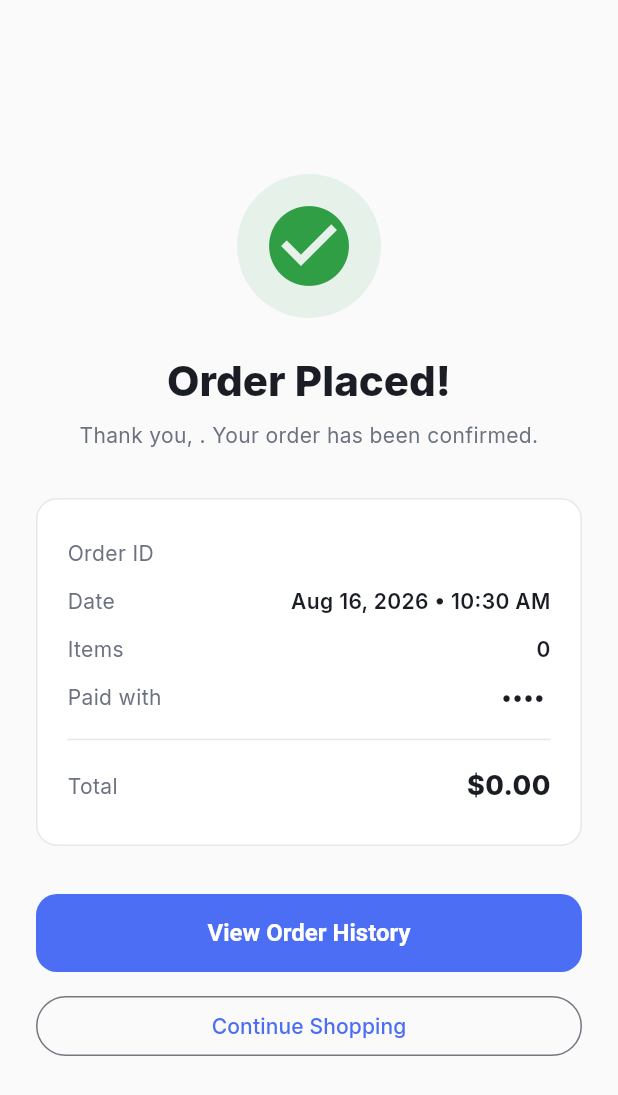
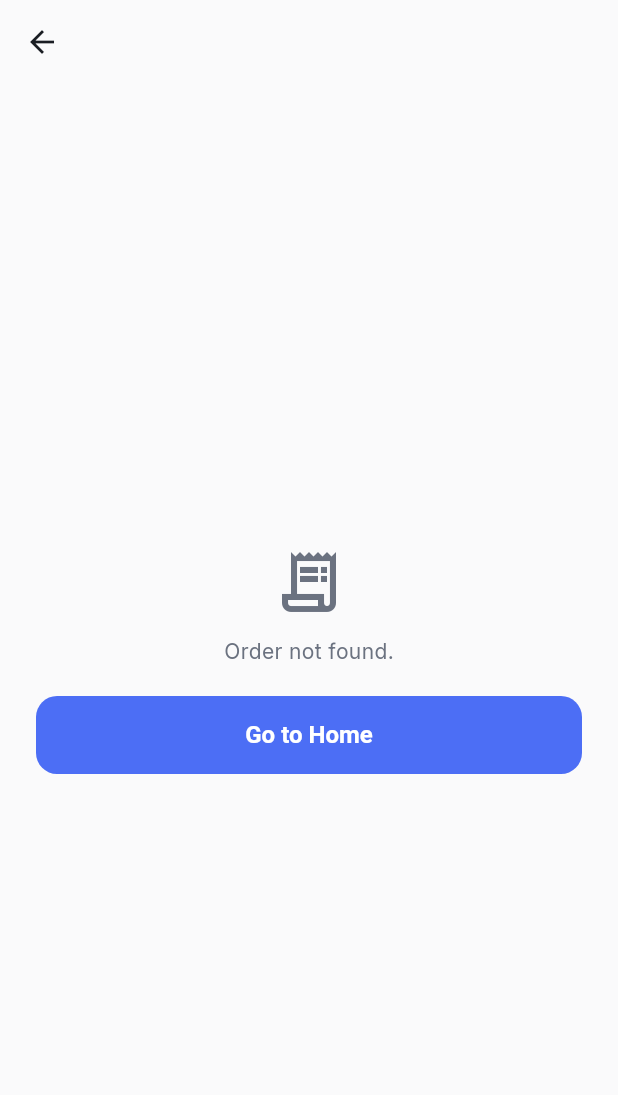
Before and after one commit to nomanamir20/InternGrow_ECommerceApp, a Flutter app: the OrderConfirmationScreen screen opened directly with empty values, on a phone screen of 412 x 824 dp. Shown: the top 1095 px of the screen. Run offline on Flutter 3.47's test engine with Material 3 defaults, Android fonts, the phone set to English and light mode, and no system bars; our stand-ins replace cached_network_image, dio, firebase_auth, firebase_core, flutter_riverpod, go_router and 3 more; accounts and stored records are empty; generated files the repository leaves out were written again.

Commit message:
fix: use persisted order lookup by ID instead of extra object to survive page refresh

```diff
--- a/lib/core/router/app_router.dart
+++ b/lib/core/router/app_router.dart
@@ -11,7 +11,6 @@ import '../../features/wishlist/screens/wishlist_screen.dart';
 import '../../features/cart/screens/cart_screen.dart';
 import '../../features/checkout/screens/checkout_screen.dart';
 import '../../features/checkout/screens/order_confirmation_screen.dart';
-import '../../features/orders/models/order_model.dart';
 import '../../features/profile/screens/profile_screen.dart';
 import '../../features/orders/screens/order_history_screen.dart';
 import '../../shared/widgets/splash_screen.dart';
@@ -56,11 +55,15 @@ final GoRouter appRouter = GoRouter(
       builder: (context, state) => const CheckoutScreen(),
     ),
     GoRoute(
-      path: AppRoutes.orderConfirmation,
+      // Order ID is now a real URL path parameter, e.g. /order-confirmation/ORD-123
+      // instead of an in-memory `extra` object — this survives page
+      // refresh and browser back/forward, since the order is looked up
+      // from persisted storage by ID rather than passed by reference.
+      path: '${AppRoutes.orderConfirmation}/:orderId',
       parentNavigatorKey: _rootNavigatorKey,
       builder: (context, state) {
-        final order = state.extra as Order;
-        return OrderConfirmationScreen(order: order);
+        final orderId = state.pathParameters['orderId'] ?? '';
+        return OrderConfirmationScreen(orderId: orderId);
       },
     ),
     GoRoute(
--- a/lib/features/checkout/screens/checkout_screen.dart
+++ b/lib/features/checkout/screens/checkout_screen.dart
@@ -81,7 +81,7 @@ class _CheckoutScreenState extends ConsumerState<CheckoutScreen> {
 
     setState(() => _isPlacingOrder = false);
 
-    context.go(AppRoutes.orderConfirmation, extra: order);
+    context.go('${AppRoutes.orderConfirmation}/${order.id}');
   }
 
   @override
--- a/lib/features/checkout/screens/order_confirmation_screen.dart
+++ b/lib/features/checkout/screens/order_confirmation_screen.dart
@@ -1,31 +1,83 @@
 import 'package:flutter/material.dart';
+import 'package:flutter_riverpod/flutter_riverpod.dart';
 import 'package:go_router/go_router.dart';
 import 'package:intl/intl.dart';
 
 import '../../../core/router/app_routes.dart';
 import '../../../core/theme/app_colors.dart';
 import '../../orders/models/order_model.dart';
+import '../../orders/providers/order_provider.dart';
 
-class OrderConfirmationScreen extends StatelessWidget {
-  final Order order;
+class OrderConfirmationScreen extends ConsumerWidget {
+  final String orderId;
 
-  const OrderConfirmationScreen({super.key, required this.order});
+  const OrderConfirmationScreen({super.key, required this.orderId});
 
   @override
-  Widget build(BuildContext context) {
+  Widget build(BuildContext context, WidgetRef ref) {
+    final orders = ref.watch(ordersProvider);
     final isDark = Theme.of(context).brightness == Brightness.dark;
     final subTextColor = isDark ? AppColors.textSecondaryDark : AppColors.textSecondaryLight;
 
+    Order? foundOrder;
+    for (final o in orders) {
+      if (o.id == orderId) {
+        foundOrder = o;
+        break;
+      }
+    }
+
+    if (foundOrder == null) {
+      return Scaffold(
+        appBar: AppBar(
+          leading: IconButton(
+            icon: const Icon(Icons.arrow_back),
+            onPressed: () => context.go(AppRoutes.home),
+          ),
+        ),
+        body: Center(
+          child: Padding(
+            padding: const EdgeInsets.all(24),
+            child: Column(
+              mainAxisSize: MainAxisSize.min,
+              children: [
+                Icon(Icons.receipt_long_outlined, size: 48, color: subTextColor),
+                const SizedBox(height: 12),
+                Text(
+                  'Order not found.',
+                  style: TextStyle(color: subTextColor),
+                ),
+                const SizedBox(height: 20),
+                ElevatedButton(
+                  onPressed: () => context.go(AppRoutes.home),
+                  child: const Text('Go to Home'),
+                ),
+              ],
+            ),
+          ),
+        ),
+      );
+    }
+
+    // Assigning to a fresh non-nullable local guarantees Dart's analyzer
+    // promotes the type correctly for the rest of this method — avoids
+    // "unchecked_use_of_nullable_value" warnings on every field access
+    // below, which can happen depending on how the null-check was written.
+    final order = foundOrder;
+
     return Scaffold(
+      appBar: AppBar(
+        leading: IconButton(
+          icon: const Icon(Icons.arrow_back),
+          onPressed: () => context.go(AppRoutes.home),
+        ),
+      ),
       body: SafeArea(
         child: LayoutBuilder(
           builder: (context, constraints) {
             return SingleChildScrollView(
               padding: const EdgeInsets.all(24),
               child: ConstrainedBox(
-                // Ensures short content still centers nicely on tall
-                // screens, while allowing scrolling on short ones instead
-                // of overflowing.
                 constraints: BoxConstraints(minHeight: constraints.maxHeight - 48),
                 child: Column(
                   mainAxisAlignment: MainAxisAlignment.center,
```
